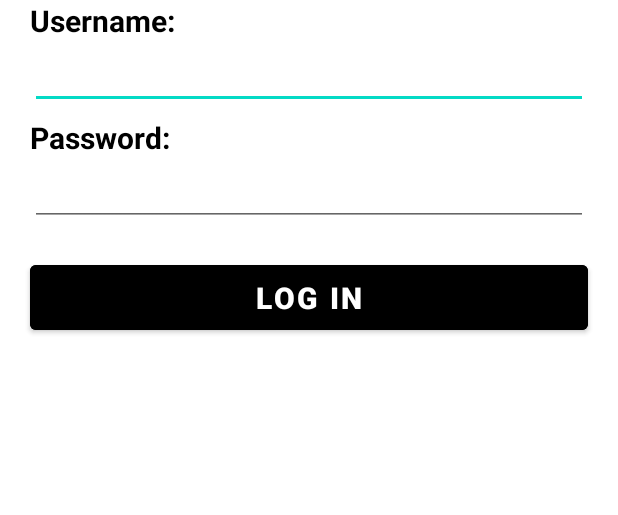
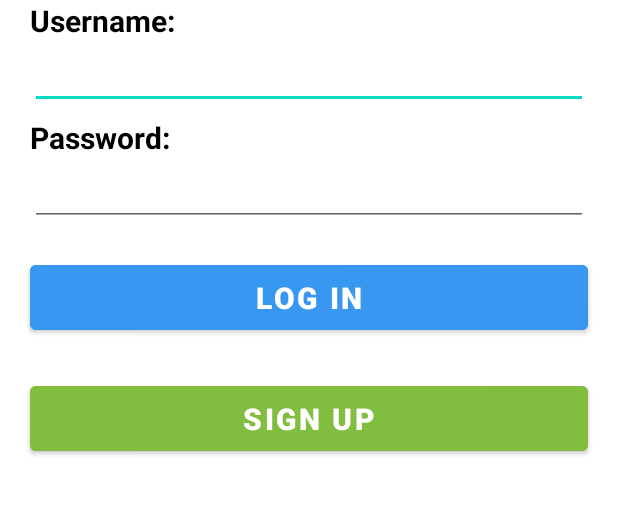
Before and after one commit to ericngg/FBU-Instagram, an Android app: the screen it shows after launch (LoginActivity), on a phone screen of 412 x 824 dp, the part 459-974 px from its top. Run offline under Robolectric (Android 15) with nearby library versions, the phone set to English and light mode, and no system bars; libraries missing offline, so code that uses them is left out: com.parse; 4 statements that could not run were skipped.

Commit message:
added comments

```diff
--- a/app/src/main/java/com/example/instagram/Activities/ComposeActivity.java
+++ b/app/src/main/java/com/example/instagram/Activities/ComposeActivity.java
@@ -39,6 +39,7 @@ public class ComposeActivity extends AppCompatActivity {
         super.onCreate(savedInstanceState);
         setContentView(view);
 
+        // Onclick to start the camera
         binding.btnPicture.setOnClickListener(new View.OnClickListener() {
             @Override
             public void onClick(View v) {
@@ -46,6 +47,7 @@ public class ComposeActivity extends AppCompatActivity {
             }
         });
 
+        // Onclick to submit a post
         binding.btnSubmit.setOnClickListener(new View.OnClickListener() {
             @Override
             public void onClick(View v) {
@@ -69,6 +71,7 @@ public class ComposeActivity extends AppCompatActivity {
         });
     }
 
+    // Launches the camera
     private void launchCamera() {
         // create Intent to take a picture and return control to the calling application
         Intent intent = new Intent(MediaStore.ACTION_IMAGE_CAPTURE);
@@ -90,6 +93,7 @@ public class ComposeActivity extends AppCompatActivity {
         }
     }
 
+    // Saves the image so we can use it
     @Override
     public void onActivityResult(int requestCode, int resultCode, Intent data) {
         super.onActivityResult(requestCode, resultCode, data);
@@ -124,6 +128,7 @@ public class ComposeActivity extends AppCompatActivity {
 
     }
 
+    // Saving the post to parse database
     public Post savePost(String description, ParseUser currentUser, File photoFile) {
         Post post = new Post();
         post.setDescription(description);
--- a/app/src/main/java/com/example/instagram/Activities/LoginActivity.java
+++ b/app/src/main/java/com/example/instagram/Activities/LoginActivity.java
@@ -41,6 +41,7 @@ public class LoginActivity extends AppCompatActivity {
         });
     }
 
+    // Logs in the user
     private void loginUser(String username, String password) {
         Log.i(TAG, "Attemping to login user " + username);
 
@@ -58,6 +59,7 @@ public class LoginActivity extends AppCompatActivity {
         });
     }
 
+    // Sends the user to the main
     private void goMainActivity() {
         Intent intent = new Intent(this, MainActivity.class);
         startActivity(intent);
--- a/app/src/main/java/com/example/instagram/Fragments/ProfileFragment.java
+++ b/app/src/main/java/com/example/instagram/Fragments/ProfileFragment.java
@@ -47,7 +47,7 @@ public class ProfileFragment extends Fragment {
     public void onViewCreated(@NonNull View view, @Nullable Bundle savedInstanceState) {
         super.onViewCreated(view, savedInstanceState);
 
-        init();
+        init(); // Needed for some reason or all the code gets called
     }
 
     private void init() {
@@ -56,9 +56,11 @@ public class ProfileFragment extends Fragment {
         binding.rvGridPosts.setAdapter(adapter);
         binding.rvGridPosts.setLayoutManager(new GridLayoutManager(getContext(), 3));
 
+        // Querying the parse database for post
         queryPosts();
     }
 
+    // Querying the database for post
     private void queryPosts() {
         ParseQuery<Post> query = ParseQuery.getQuery(Post.class);
         query.include(Post.KEY_USER);
--- a/app/src/main/res/layout/activity_login.xml
+++ b/app/src/main/res/layout/activity_login.xml
@@ -64,7 +64,7 @@
         android:layout_marginStart="20dp"
         android:layout_marginTop="20dp"
         android:layout_marginEnd="20dp"
-        android:backgroundTint="@color/black"
+        android:backgroundTint="@color/blue"
         android:paddingTop="8dp"
         android:paddingBottom="8dp"
         android:text="Log in"
@@ -96,4 +96,21 @@
         android:textColor="@color/black"
         android:textSize="20sp"
         android:textStyle="bold" />
+
+    <Button
+        android:id="@+id/tvSignUp"
+        android:layout_width="wrap_content"
+        android:layout_height="wrap_content"
+        android:layout_below="@+id/btnLogin"
+        android:layout_alignParentStart="true"
+        android:layout_alignParentEnd="true"
+        android:layout_marginStart="20dp"
+        android:layout_marginTop="25dp"
+        android:layout_marginEnd="20dp"
+        android:backgroundTint="@color/green"
+        android:paddingTop="8dp"
+        android:paddingBottom="8dp"
+        android:text="Sign Up"
+        android:textSize="20sp"
+        android:textStyle="bold" />
 </RelativeLayout>
--- a/app/src/main/res/layout/activity_post_detail.xml
+++ b/app/src/main/res/layout/activity_post_detail.xml
@@ -94,9 +94,9 @@
         android:layout_height="wrap_content"
         android:layout_alignParentEnd="true"
         android:layout_alignParentBottom="true"
-        android:layout_marginEnd="0dp"
+        android:layout_marginEnd="5dp"
         android:layout_marginBottom="0dp"
-        android:backgroundTint="#000000"
+        android:backgroundTint="@color/blue"
         android:text="Send"
         android:textColor="@color/white"
         android:textStyle="bold" />
--- a/app/src/main/res/layout/fragment_profile.xml
+++ b/app/src/main/res/layout/fragment_profile.xml
@@ -76,7 +76,7 @@
         android:layout_marginStart="20dp"
         android:layout_marginTop="30dp"
         android:layout_marginEnd="20dp"
-        android:backgroundTint="@color/black"
+        android:backgroundTint="@color/blue"
         android:paddingTop="8dp"
         android:paddingBottom="8dp"
         android:text="Edit Profile"
--- a/app/src/main/res/values/colors.xml
+++ b/app/src/main/res/values/colors.xml
@@ -7,4 +7,6 @@
     <color name="teal_700">#FF018786</color>
     <color name="black">#FF000000</color>
     <color name="white">#FFFFFFFF</color>
+    <color name="blue">#3897F1</color>
+    <color name="green">#81BE3F</color>
 </resources>
```
Also changed, not shown: app/src/main/java/com/example/instagram/Activities/MainActivity.java (+8 -1 lines), app/src/main/java/com/example/instagram/Activities/PostDetailActivity.java (+18 -2 lines), app/src/main/java/com/example/instagram/Adapters/commentAdapter.java (+7 -0 lines), app/src/main/java/com/example/instagram/Adapters/postAdapter.java (+11 -2 lines), app/src/main/java/com/example/instagram/Fragments/ComposeFragment.java (+9 -8 lines), app/src/main/java/com/example/instagram/Fragments/HomeFragment.java (+13 -7 lines), app/src/main/res/layout/fragment_compose.xml (+6 -6 lines).
